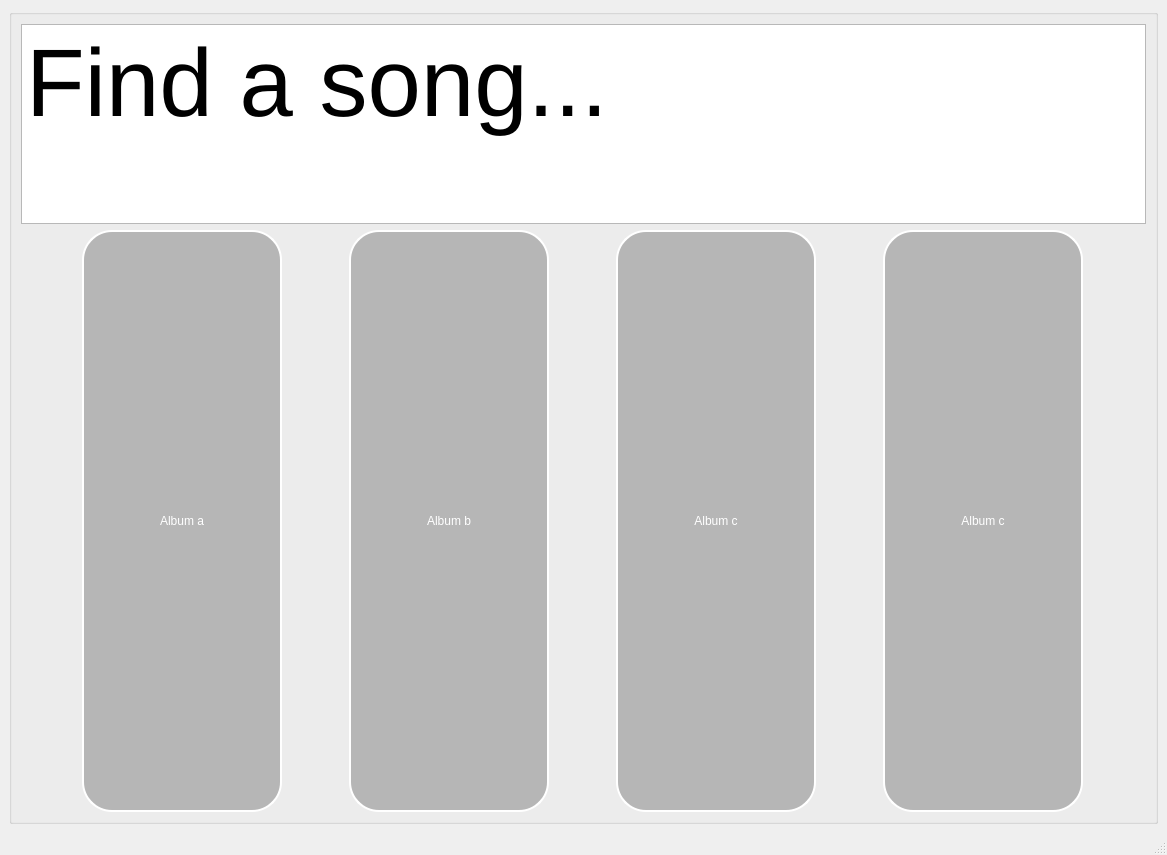
Before: the Qt Designer form ui/albums_page/albums_page.ui in incremen/CyberMusicStreaming, drawn with Qt 5.
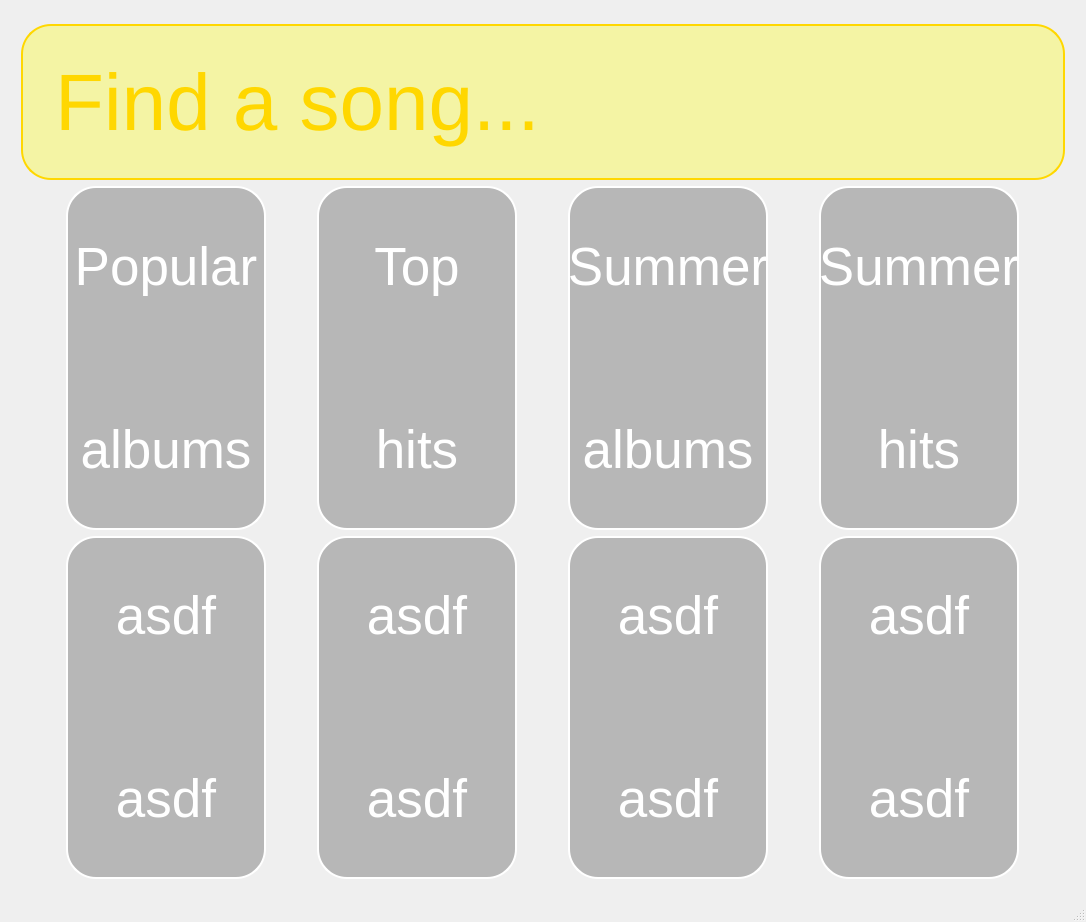
After: the same form once the commit is applied.

Commit message: albums pae more or less ready

Diff of the .ui file:
```diff
--- a/ui/albums_page/albums_page.ui
+++ b/ui/albums_page/albums_page.ui
@@ -6,8 +6,8 @@
    <rect>
     <x>0</x>
     <y>0</y>
-    <width>1167</width>
-    <height>855</height>
+    <width>1086</width>
+    <height>922</height>
    </rect>
   </property>
   <property name="windowTitle">
@@ -36,14 +36,50 @@
         <height>1000</height>
        </size>
       </property>
+      <property name="styleSheet">
+       <string notr="true">#groupBox {border: none;
+}</string>
+      </property>
       <property name="title">
        <string/>
       </property>
+      <property name="flat">
+       <bool>true</bool>
+      </property>
       <layout class="QGridLayout" name="gridLayout_2">
        <item row="1" column="0">
+        <widget class="QLineEdit" name="lineEdit">
+         <property name="font">
+          <font>
+           <family>Arial</family>
+           <pointsize>60</pointsize>
+          </font>
+         </property>
+         <property name="styleSheet">
+          <string notr="true">QLineEdit {
+ border: 2px solid gold;
+ background-color: rgba(255, 255, 0, 80); 
+ border-radius: 30px;
+ color: gold;
+ font-family: Arial;
+ padding: 30px;
+ box-shadow: 0px 0px 10px gold;
+}
+
+QLineEdit:focus {
+ outline: 2px solid gold;
+}
+</string>
+         </property>
+         <property name="text">
+          <string>Find a song...</string>
+         </property>
+        </widget>
+       </item>
+       <item row="2" column="0">
         <layout class="QGridLayout" name="album_grid">
-         <item row="0" column="2">
-          <widget class="QPushButton" name="pushButton_2">
+         <item row="0" column="3">
+          <widget class="QPushButton" name="pushButton_7">
            <property name="sizePolicy">
             <sizepolicy hsizetype="Minimum" vsizetype="Expanding">
              <horstretch>0</horstretch>
@@ -56,6 +92,11 @@
              <height>16777215</height>
             </size>
            </property>
+           <property name="font">
+            <font>
+             <pointsize>40</pointsize>
+            </font>
+           </property>
            <property name="styleSheet">
             <string notr="true"> border: 2px solid white;
  background-color: rgba(128, 128, 128, 128);
@@ -66,35 +107,10 @@
 </string>
            </property>
            <property name="text">
-            <string>Album c</string>
-           </property>
-          </widget>
-         </item>
-         <item row="0" column="1">
-          <widget class="QPushButton" name="pushButton_3">
-           <property name="sizePolicy">
-            <sizepolicy hsizetype="Minimum" vsizetype="Minimum">
-             <horstretch>0</horstretch>
-             <verstretch>0</verstretch>
-            </sizepolicy>
-           </property>
-           <property name="maximumSize">
-            <size>
-             <width>200</width>
-             <height>16777215</height>
-            </size>
-           </property>
-           <property name="styleSheet">
-            <string notr="true"> border: 2px solid white;
- background-color: rgba(128, 128, 128, 128);
- border-radius: 30px;
-color: white;
+            <string>Summer 
 
 
-</string>
-           </property>
-           <property name="text">
-            <string>Album b</string>
+hits</string>
            </property>
           </widget>
          </item>
@@ -112,6 +128,11 @@
              <height>16777215</height>
             </size>
            </property>
+           <property name="font">
+            <font>
+             <pointsize>40</pointsize>
+            </font>
+           </property>
            <property name="styleSheet">
             <string notr="true"> border: 2px solid white;
  background-color: rgba(128, 128, 128, 128);
@@ -122,11 +143,86 @@
 </string>
            </property>
            <property name="text">
-            <string>Album a</string>
+            <string>Popular 
+
+
+albums</string>
            </property>
           </widget>
          </item>
-         <item row="0" column="3">
+         <item row="0" column="2">
+          <widget class="QPushButton" name="pushButton_6">
+           <property name="sizePolicy">
+            <sizepolicy hsizetype="Minimum" vsizetype="Expanding">
+             <horstretch>0</horstretch>
+             <verstretch>0</verstretch>
+            </sizepolicy>
+           </property>
+           <property name="maximumSize">
+            <size>
+             <width>200</width>
+             <height>16777215</height>
+            </size>
+           </property>
+           <property name="font">
+            <font>
+             <pointsize>40</pointsize>
+            </font>
+           </property>
+           <property name="styleSheet">
+            <string notr="true"> border: 2px solid white;
+ background-color: rgba(128, 128, 128, 128);
+ border-radius: 30px;
+color: white;
+
+
+</string>
+           </property>
+           <property name="text">
+            <string>Summer 
+
+
+albums</string>
+           </property>
+          </widget>
+         </item>
+         <item row="1" column="0">
+          <widget class="QPushButton" name="pushButton_9">
+           <property name="sizePolicy">
+            <sizepolicy hsizetype="Minimum" vsizetype="Expanding">
+             <horstretch>0</horstretch>
+             <verstretch>0</verstretch>
+            </sizepolicy>
+           </property>
+           <property name="maximumSize">
+            <size>
+             <width>200</width>
+             <height>16777215</height>
+            </size>
+           </property>
+           <property name="font">
+            <font>
+             <pointsize>40</pointsize>
+            </font>
+           </property>
+           <property name="styleSheet">
+            <string notr="true"> border: 2px solid white;
+ background-color: rgba(128, 128, 128, 128);
+ border-radius: 30px;
+color: white;
+
+
+</string>
+           </property>
+           <property name="text">
+            <string>asdf 
+
+
+asdf</string>
+           </property>
+          </widget>
+         </item>
+         <item row="0" column="1">
           <widget class="QPushButton" name="pushButton_4">
            <property name="sizePolicy">
             <sizepolicy hsizetype="Minimum" vsizetype="Expanding">
@@ -140,6 +236,11 @@
              <height>16777215</height>
             </size>
            </property>
+           <property name="font">
+            <font>
+             <pointsize>40</pointsize>
+            </font>
+           </property>
            <property name="styleSheet">
             <string notr="true"> border: 2px solid white;
  background-color: rgba(128, 128, 128, 128);
@@ -150,39 +251,118 @@
 </string>
            </property>
            <property name="text">
-            <string>Album c</string>
+            <string>Top 
+
+
+hits</string>
            </property>
           </widget>
          </item>
-        </layout>
-       </item>
-       <item row="0" column="0">
-        <layout class="QHBoxLayout" name="horizontalLayout_5">
-         <item>
-          <widget class="QTextEdit" name="textEdit">
+         <item row="1" column="1">
+          <widget class="QPushButton" name="pushButton_13">
            <property name="sizePolicy">
-            <sizepolicy hsizetype="Expanding" vsizetype="Minimum">
+            <sizepolicy hsizetype="Minimum" vsizetype="Expanding">
              <horstretch>0</horstretch>
              <verstretch>0</verstretch>
             </sizepolicy>
            </property>
-           <property name="minimumSize">
+           <property name="maximumSize">
             <size>
-             <width>0</width>
-             <height>200</height>
+             <width>200</width>
+             <height>16777215</height>
             </size>
            </property>
            <property name="font">
             <font>
-             <pointsize>100</pointsize>
+             <pointsize>40</pointsize>
             </font>
            </property>
-           <property name="html">
-            <string>&lt;!DOCTYPE HTML PUBLIC &quot;-//W3C//DTD HTML 4.0//EN&quot; &quot;http://www.w3.org/TR/REC-html40/strict.dtd&quot;&gt;
-&lt;html&gt;&lt;head&gt;&lt;meta name=&quot;qrichtext&quot; content=&quot;1&quot; /&gt;&lt;style type=&quot;text/css&quot;&gt;
-p, li { white-space: pre-wrap; }
-&lt;/style&gt;&lt;/head&gt;&lt;body style=&quot; font-family:'MS Shell Dlg 2'; font-size:100pt; font-weight:400; font-style:normal;&quot;&gt;
-&lt;p style=&quot; margin-top:0px; margin-bottom:0px; margin-left:0px; margin-right:0px; -qt-block-indent:0; text-indent:0px;&quot;&gt;&lt;span style=&quot; font-size:72pt;&quot;&gt;Find a song...&lt;/span&gt;&lt;/p&gt;&lt;/body&gt;&lt;/html&gt;</string>
+           <property name="styleSheet">
+            <string notr="true"> border: 2px solid white;
+ background-color: rgba(128, 128, 128, 128);
+ border-radius: 30px;
+color: white;
+
+
+</string>
+           </property>
+           <property name="text">
+            <string>asdf 
+
+
+asdf</string>
+           </property>
+          </widget>
+         </item>
+         <item row="1" column="2">
+          <widget class="QPushButton" name="pushButton_14">
+           <property name="sizePolicy">
+            <sizepolicy hsizetype="Minimum" vsizetype="Expanding">
+             <horstretch>0</horstretch>
+             <verstretch>0</verstretch>
+            </sizepolicy>
+           </property>
+           <property name="maximumSize">
+            <size>
+             <width>200</width>
+             <height>16777215</height>
+            </size>
+           </property>
+           <property name="font">
+            <font>
+             <pointsize>40</pointsize>
+            </font>
+           </property>
+           <property name="styleSheet">
+            <string notr="true"> border: 2px solid white;
+ background-color: rgba(128, 128, 128, 128);
+ border-radius: 30px;
+color: white;
+
+
+</string>
+           </property>
+           <property name="text">
+            <string>asdf 
+
+
+asdf</string>
+           </property>
+          </widget>
+         </item>
+         <item row="1" column="3">
+          <widget class="QPushButton" name="pushButton_12">
+           <property name="sizePolicy">
+            <sizepolicy hsizetype="Minimum" vsizetype="Expanding">
+             <horstretch>0</horstretch>
+             <verstretch>0</verstretch>
+            </sizepolicy>
+           </property>
+           <property name="maximumSize">
+            <size>
+             <width>200</width>
+             <height>16777215</height>
+            </size>
+           </property>
+           <property name="font">
+            <font>
+             <pointsize>40</pointsize>
+            </font>
+           </property>
+           <property name="styleSheet">
+            <string notr="true"> border: 2px solid white;
+ background-color: rgba(128, 128, 128, 128);
+ border-radius: 30px;
+color: white;
+
+
+</string>
+           </property>
+           <property name="text">
+            <string>asdf 
+
+
+asdf</string>
            </property>
           </widget>
          </item>
```
Left out of the diff: 5 changed lines with no effect on the pictures. The commit also changes 2 other files.
